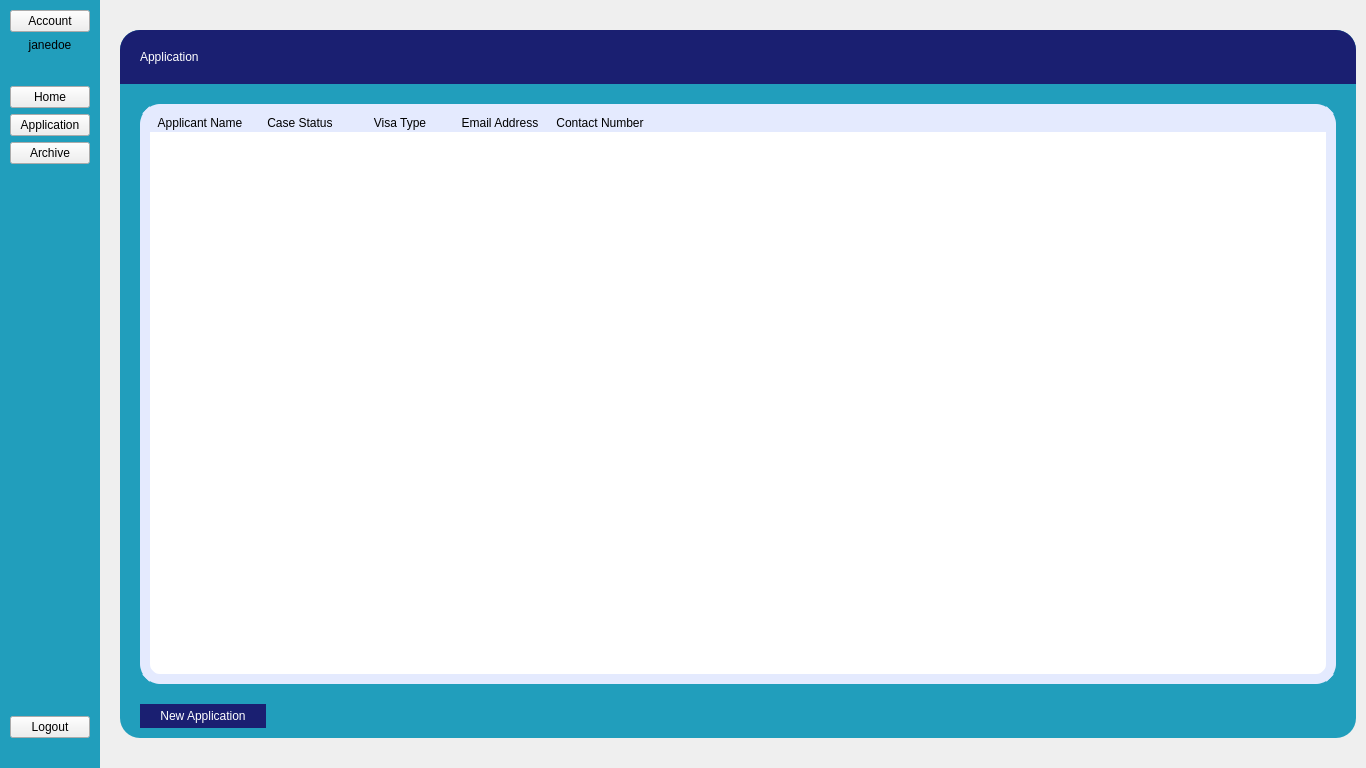
Old version of the form QtGUI/form.ui in the repository Leonnello/aviary-app.
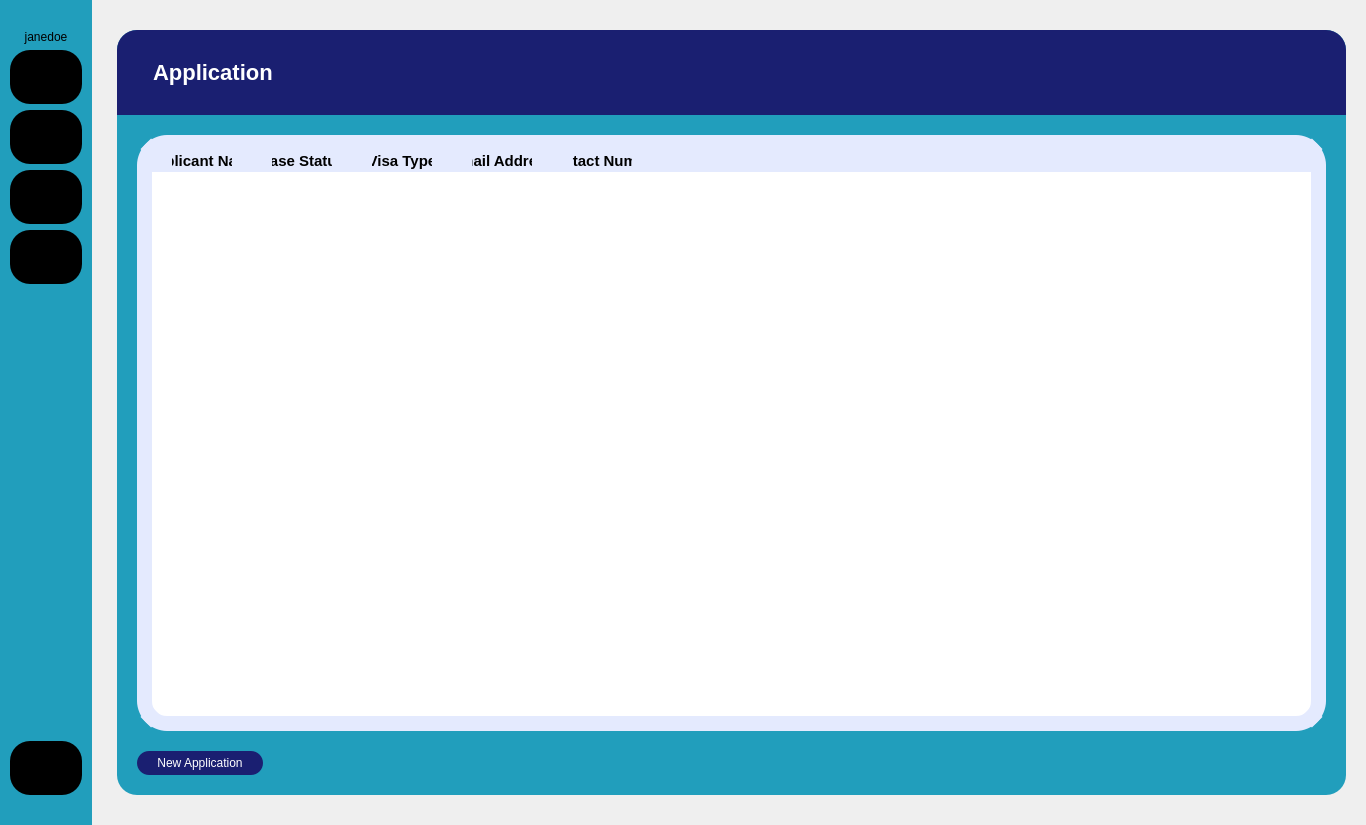
New version of the form. The open tabs and pages were chosen to show the change. Icons and pictures are not drawn.

Commit message:
updated buttons on Navbar
All navbar icons are now working.

```diff
--- a/QtGUI/form.ui
+++ b/QtGUI/form.ui
@@ -7,7 +7,7 @@
     <x>0</x>
     <y>0</y>
     <width>1366</width>
-    <height>768</height>
+    <height>825</height>
    </rect>
   </property>
   <property name="sizePolicy">
@@ -41,16 +41,28 @@
     <number>0</number>
    </property>
    <item>
-    <widget class="QFrame" name="nav_bar">
+    <widget class="QFrame" name="navbar">
      <property name="sizePolicy">
-      <sizepolicy hsizetype="Minimum" vsizetype="Preferred">
+      <sizepolicy hsizetype="Preferred" vsizetype="Preferred">
        <horstretch>0</horstretch>
        <verstretch>0</verstretch>
       </sizepolicy>
      </property>
+     <property name="autoFillBackground">
+      <bool>false</bool>
+     </property>
      <property name="styleSheet">
-      <string notr="true">#nav_bar {
+      <string notr="true">#navbar {
 	background-color: rgb(33, 158, 188);
+}
+
+QPushButton, QPushButton:flat {
+	background-color: rgb(0, 0, 0);
+	border-radius: 20px;
+	padding: 20 20;
+}
+QPushButton:hover {
+    background-color: rgb(99, 99, 99);
 }</string>
      </property>
      <property name="frameShape">
@@ -60,6 +72,9 @@
       <enum>QFrame::Shadow::Plain</enum>
      </property>
      <layout class="QVBoxLayout" name="verticalLayout">
+      <property name="sizeConstraint">
+       <enum>QLayout::SizeConstraint::SetDefaultConstraint</enum>
+      </property>
       <property name="leftMargin">
        <number>10</number>
       </property>
@@ -73,9 +88,35 @@
        <number>30</number>
       </property>
       <item>
-       <widget class="QPushButton" name="account_button">
+       <widget class="QPushButton" name="navbar_account_button">
+        <property name="sizePolicy">
+         <sizepolicy hsizetype="Ignored" vsizetype="Fixed">
+          <horstretch>0</horstretch>
+          <verstretch>0</verstretch>
+         </sizepolicy>
+        </property>
+        <property name="styleSheet">
+         <string notr="true">#navbar_account_button, #navbar_account_button:flat {
+	background-color: rgba(255, 255, 255, 0);
+	border-radius: 20px;
+	padding: 0 20;
+}
+#navbar_account_button:hover {
+    background-color: rgba(255, 255, 255, 0);
+}</string>
+        </property>
         <property name="text">
-         <string>Account</string>
+         <string/>
+        </property>
+        <property name="icon">
+         <iconset>
+          <normaloff>account_icon.png</normaloff>account_icon.png</iconset>
+        </property>
+        <property name="iconSize">
+         <size>
+          <width>50</width>
+          <height>50</height>
+         </size>
         </property>
        </widget>
       </item>
@@ -90,17 +131,12 @@
        </widget>
       </item>
       <item>
-       <widget class="QPushButton" name="notif_button">
-        <property name="autoFillBackground">
-         <bool>true</bool>
-        </property>
-        <property name="styleSheet">
-         <string notr="true">QPushButton {
-	background-color: rgb(0, 0, 0);
-}</string>
-        </property>
-        <property name="text">
-         <string/>
+       <widget class="QPushButton" name="navbar_notif_button">
+        <property name="sizePolicy">
+         <sizepolicy hsizetype="Maximum" vsizetype="Fixed">
+          <horstretch>0</horstretch>
+          <verstretch>0</verstretch>
+         </sizepolicy>
         </property>
         <property name="icon">
          <iconset>
@@ -113,28 +149,49 @@
          <bool>false</bool>
         </property>
         <property name="flat">
-         <bool>true</bool>
+         <bool>false</bool>
         </property>
        </widget>
       </item>
       <item>
-       <widget class="QPushButton" name="home_button">
-        <property name="text">
-         <string>Home</string>
+       <widget class="QPushButton" name="navbar_home_button">
+        <property name="sizePolicy">
+         <sizepolicy hsizetype="Maximum" vsizetype="Fixed">
+          <horstretch>0</horstretch>
+          <verstretch>0</verstretch>
+         </sizepolicy>
         </property>
+        <property name="icon">
+         <iconset>
+          <normaloff>home_icon.png</normaloff>home_icon.png</iconset>
+        </property>
        </widget>
       </item>
       <item>
-       <widget class="QPushButton" name="application_button">
-        <property name="text">
-         <string>Application</string>
+       <widget class="QPushButton" name="navbar_application_button">
+        <property name="sizePolicy">
+         <sizepolicy hsizetype="Maximum" vsizetype="Fixed">
+          <horstretch>0</horstretch>
+          <verstretch>0</verstretch>
+         </sizepolicy>
         </property>
+        <property name="icon">
+         <iconset>
+          <normaloff>application_icon.png</normaloff>application_icon.png</iconset>
+        </property>
        </widget>
       </item>
       <item>
-       <widget class="QPushButton" name="archive_button">
-        <property name="text">
-         <string>Archive</string>
+       <widget class="QPushButton" name="navbar_archive_button">
+        <property name="sizePolicy">
+         <sizepolicy hsizetype="Maximum" vsizetype="Fixed">
+          <horstretch>0</horstretch>
+          <verstretch>0</verstretch>
+         </sizepolicy>
+        </property>
+        <property name="icon">
+         <iconset>
+          <normaloff>archive_icon.png</normaloff>archive_icon.png</iconset>
         </property>
        </widget>
       </item>
@@ -152,9 +209,16 @@
        </spacer>
       </item>
       <item>
-       <widget class="QPushButton" name="logout_button">
-        <property name="text">
-         <string>Logout</string>
+       <widget class="QPushButton" name="navbar_logout_button">
+        <property name="sizePolicy">
+         <sizepolicy hsizetype="Maximum" vsizetype="Fixed">
+          <horstretch>0</horstretch>
+          <verstretch>0</verstretch>
+         </sizepolicy>
+        </property>
+        <property name="icon">
+         <iconset>
+          <normaloff>logout_icon.png</normaloff>logout_icon.png</iconset>
         </property>
        </widget>
       </item>
@@ -171,18 +235,24 @@
      </property>
      <property name="styleSheet">
       <string notr="true">#current_tab {
-	padding: 30 10;
+	padding: 30 20 30 15;
 }
 QTableWidget {
 	background-color: white;
-	border-radius: 20px;
+	border-radius: 30px;
+	border: 15 solid #E4EAFE;
 	margin: 10 20;
-	border: 10 solid #E4EAFE;
 }
-QHeaderView, QHeaderView::section {
+QHeaderView {
+    background-color: #E4EAFE;
+	border: 0px solid #E4EAFE;
+}
+ QHeaderView::section {
     background-color: #E4EAFE;
     color: black;
 	border: 0px solid #E4EAFE;
+	padding: 0 20;
+	font: bold 15px;
 }
 QHeaderView::section:hover
 {
@@ -205,9 +275,17 @@
 }
 #application_header_label {
 	color: white;
+	margin: 10;
+	font: bold 22px;
 }
 </string>
      </property>
+     <widget class="QWidget" name="account_tab">
+      <property name="styleSheet">
+       <string notr="true"/>
+      </property>
+     </widget>
+     <widget class="QWidget" name="notif_tab"/>
      <widget class="QWidget" name="home_tab"/>
      <widget class="QWidget" name="application_tab">
       <property name="sizePolicy">
@@ -325,7 +403,7 @@
              <number>20</number>
             </property>
             <property name="bottomMargin">
-             <number>10</number>
+             <number>20</number>
             </property>
             <item>
              <widget class="QPushButton" name="new_application_button">
@@ -339,10 +417,16 @@
                <bool>false</bool>
               </property>
               <property name="styleSheet">
-               <string notr="true">background-color: #1A1F71;
+               <string notr="true">#new_application_button, #new_application_button:flat {
+background-color: #1A1F71;
 color: white;
 padding: 5 20;
-border-radius: 15px;</string>
+border-radius: 12px;
+border: 0px solid #1A1F71;
+}
+#new_application_button:hover {
+    background-color: rgb(99, 99, 99);
+}</string>
               </property>
               <property name="text">
                <string>New Application</string>
@@ -376,12 +460,6 @@
       </layout>
      </widget>
      <widget class="QWidget" name="archive_tab"/>
-     <widget class="QWidget" name="account_tab">
-      <property name="styleSheet">
-       <string notr="true"/>
-      </property>
-     </widget>
-     <widget class="QWidget" name="notif_tab"/>
     </widget>
    </item>
   </layout>
```
The commit also changes 9 other files.
